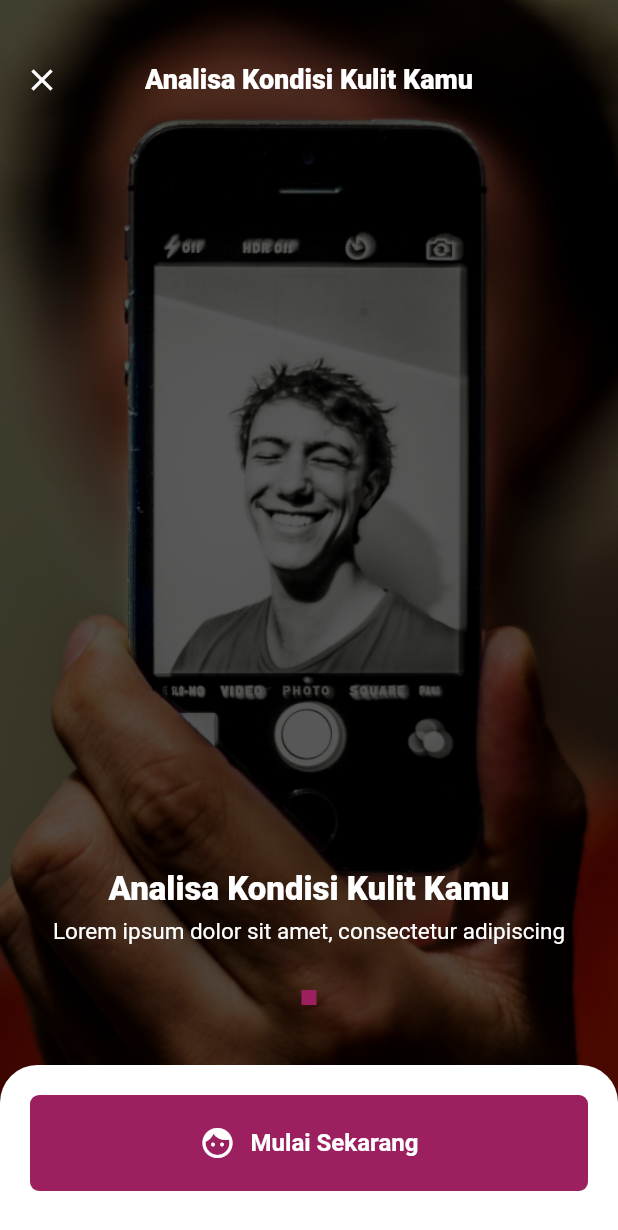
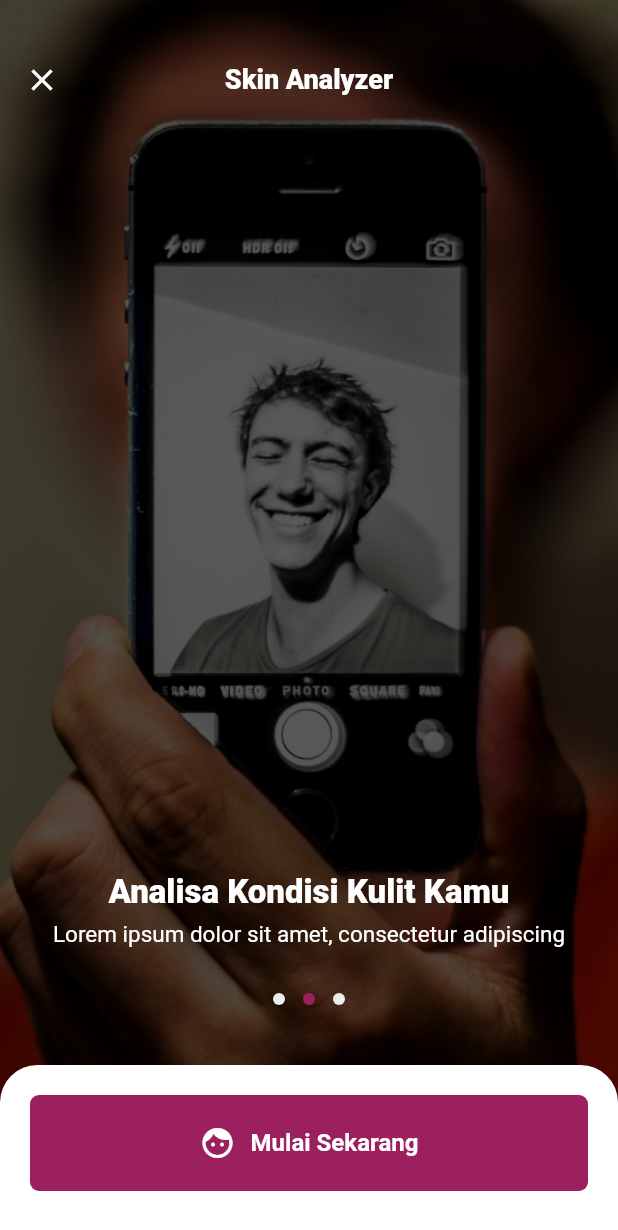
Before and after one commit to flowlite/Skincare-Consult-Flutter, a Flutter app: the screen it shows after launch, on a phone screen of 412 x 824 dp. Shown: the top 1230 px of the screen. Run offline on Flutter 3.47's test engine with Material 2 defaults, Android fonts, the phone set to English and light mode, and no system bars; our stand-ins replace shared_preferences, step_progress_indicator.

Commit message:
Initial skin analyze survey page

```diff
--- a/lib/constants.dart
+++ b/lib/constants.dart
@@ -1,5 +1,6 @@
 class Constants {
   static const int colorPrimary = 0xFF9C1F60;
+  static const int colorWhite93 = 0xFFECECEC;
 
   static const String sharedPref = "sharedPref";
   static const String loggedEmail = "loggedEmail";
--- a/lib/main.dart
+++ b/lib/main.dart
@@ -1,6 +1,7 @@
 import 'package:flutter/material.dart';
 import 'package:skincare_consult_codetest_flutter/constants.dart';
 import 'package:skincare_consult_codetest_flutter/pages/skinAnalyzeStart/skin_analyze_start_page.dart';
+import 'package:skincare_consult_codetest_flutter/pages/skinAnalyzeSurvey/skin_analyze_survey_page.dart';
 
 void main() {
   runApp(const MyApp());
@@ -36,6 +37,7 @@ class MyApp extends StatelessWidget {
 class Routes {
   // static const String mainPage = "/main";
   static const String skinAnalyzeStartPage = "/skinAnalyzeStart";
+  static const String SkinAnalyzeSurveyPage = "/skinAnalyzeSurvey";
   // static const String loginPage = "/login";
   // static const String homePage = "/home";
 }
@@ -43,6 +45,7 @@ class Routes {
 Map<String, Widget Function(BuildContext)> routes = {
   // Routes.mainPage: (context) => MainPage(),
   Routes.skinAnalyzeStartPage: (context) => SkinAnalyzeStartPage(),
+  Routes.SkinAnalyzeSurveyPage: (context) => SkinAnalyzeSurveyPage(),
   // Routes.loginPage: (context) => LoginPage(),
   // Routes.homePage: (context) => HomePage()
 };
--- a/lib/pages/skinAnalyzeStart/skin_analyze_start_page.dart
+++ b/lib/pages/skinAnalyzeStart/skin_analyze_start_page.dart
@@ -1,7 +1,7 @@
-import 'dart:ui';
-
 import 'package:flutter/material.dart';
 import 'package:skincare_consult_codetest_flutter/constants.dart';
+import 'package:skincare_consult_codetest_flutter/main.dart';
+import 'package:step_progress_indicator/step_progress_indicator.dart';
 
 class SkinAnalyzeStartPage extends StatefulWidget {
   const SkinAnalyzeStartPage({Key? key}) : super(key: key);
@@ -11,9 +11,7 @@ class SkinAnalyzeStartPage extends StatefulWidget {
 }
 
 class _SkinAnalyzeStartPageState extends State<SkinAnalyzeStartPage> {
-  String email = "";
-  String password = "";
-
+  int _currentPage = 2;
 
   @override
   Widget build(BuildContext context) {
@@ -64,13 +62,64 @@ class _SkinAnalyzeStartPageState extends State<SkinAnalyzeStartPage> {
                 ),
 
                 /// slider indicator
-
                 Container(
                   margin: EdgeInsets.only(bottom: 40.0, top: 30.0),
-                  height: 10,
-                  width: 10,
-                  color: Color(Constants.colorPrimary),
+                  child: Row(
+                    mainAxisAlignment: MainAxisAlignment.center,
+                    children: [
+                      Container(
+                        height: 8, width: 8,
+                        decoration: BoxDecoration(
+                          color: Color(Constants.colorWhite93),
+                          shape: BoxShape.circle
+                        ),
+                      ),
+
+                      SizedBox(width: 12),
+
+                      Container(
+                        height: 8, width: 8,
+                        decoration: BoxDecoration(
+                          color: Color(Constants.colorPrimary),
+                          shape: BoxShape.circle
+                        ),
+                      ),
+
+                      SizedBox(width: 12),
+
+                      Container(
+                        height: 8, width: 8,
+                        decoration: BoxDecoration(
+                          color: Color(Constants.colorWhite93),
+                          shape: BoxShape.circle
+                        ),
+                      )
+                    ],
+                  ),
                 ),
+
+                /// slider indicator
+                // Container(
+                //   margin: EdgeInsets.only(bottom: 40.0, top: 30.0),
+                //   child: StepProgressIndicator(
+                //
+                //     mainAxisAlignment: MainAxisAlignment.spaceBetween,
+                //     padding: 4.0,
+                //     currentStep: _currentPage.toInt(),
+                //     totalSteps: 3,
+                //     size: 10,
+                //     unselectedColor: Color(Constants.colorWhite93),
+                //     selectedColor: Color(Constants.colorPrimary),
+                //     customStep: (index, color, _) {
+                //       return Container(
+                //         decoration: BoxDecoration(
+                //             color: color,
+                //             shape: BoxShape.circle
+                //         ),
+                //       );
+                //     },
+                //   ),
+                // )
 
                 /// action buttons
                 _actionWidget(),
@@ -99,7 +148,7 @@ class _SkinAnalyzeStartPageState extends State<SkinAnalyzeStartPage> {
           borderRadius: BorderRadius.all(
               Radius.circular(6.0)),
           child: InkWell(
-          onTap: () { _goToPage(); },
+          onTap: () { _goToAnalzyaSurveyPage(); },
           child: _actionButton(),
         ),
       ),
@@ -150,7 +199,7 @@ class _SkinAnalyzeStartPageState extends State<SkinAnalyzeStartPage> {
       ),
       centerTitle: true,
       title: Text(
-        "Analisa Kondisi Kulit Kamu",
+        "Skin Analyzer",
         style: TextStyle(
           color: Colors.white,
           fontSize: 18.0,
@@ -160,7 +209,8 @@ class _SkinAnalyzeStartPageState extends State<SkinAnalyzeStartPage> {
     );
   }
 
-  _goToPage() async {
+  _goToAnalzyaSurveyPage() async {
+    Navigator.pushNamed(context, Routes.SkinAnalyzeSurveyPage);
     print("Go to next page");
   }
 }
--- a/pubspec.yaml
+++ b/pubspec.yaml
@@ -55,8 +55,9 @@ dev_dependencies:
   dio: # ^4.0.6
 
   # widgets
+  step_progress_indicator: ^1.0.2
+  cached_network_image: # ^3.2.1
   carousel_slider:
-  cached_network_image: # ^3.2.1
 
   # The "flutter_lints" package below contains a set of recommended lints to
   # encourage good coding practices. The lint set provided by the package is
```
Also changed, not shown: lib/pages/skinAnalyzeSurvey/skin_analyze_survey_page.dart (added, +249 -0 lines), pubspec.lock.
